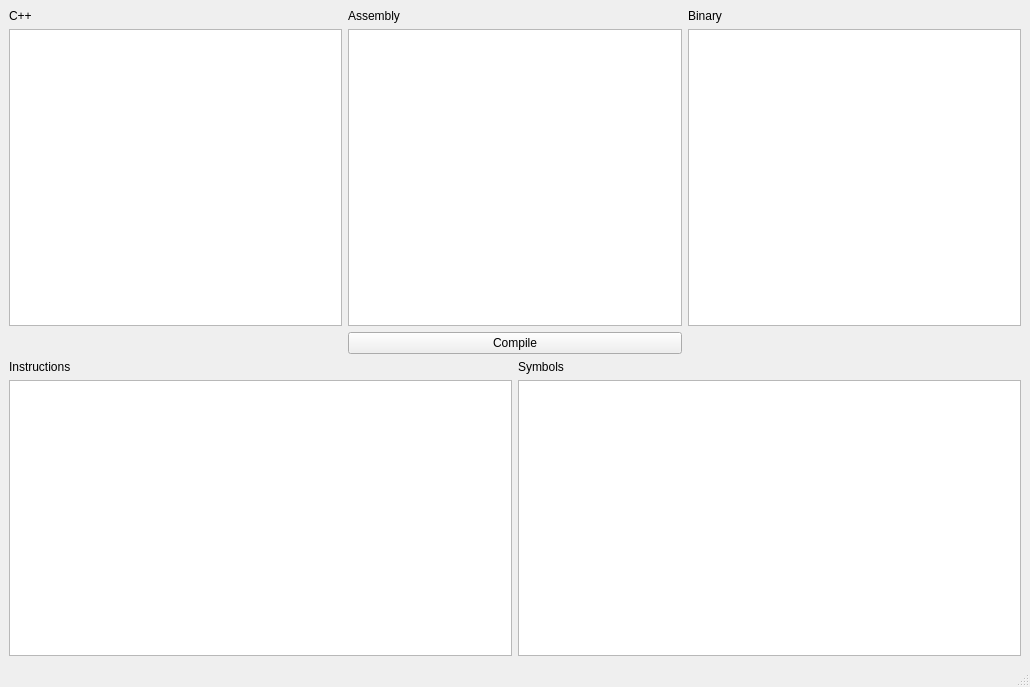
Old version of the form mainwindow.ui in the repository ekuhlmann23/proyecto-compiladores-2.
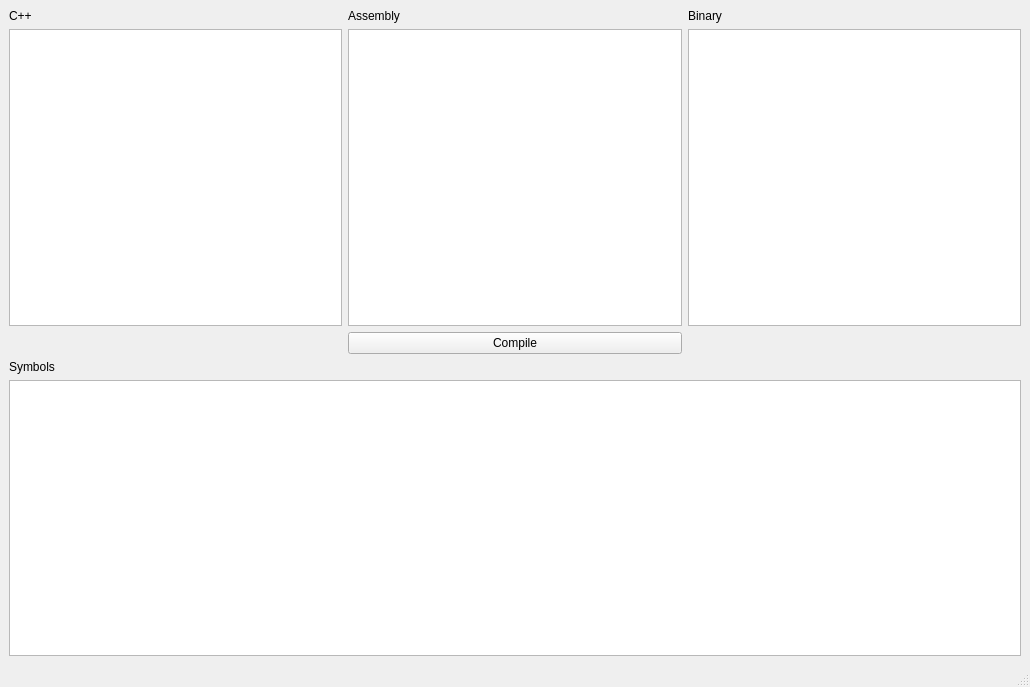
New version of the form.

```diff
--- a/mainwindow.ui
+++ b/mainwindow.ui
@@ -60,20 +60,10 @@
     </item>
     <item row="3" column="1" colspan="3">
      <layout class="QGridLayout" name="gridLayout_2">
-      <item row="2" column="0">
-       <widget class="QTableWidget" name="tab_instructions"/>
-      </item>
-      <item row="2" column="2">
+      <item row="2" column="1">
        <widget class="QTableWidget" name="tab_symbols"/>
       </item>
-      <item row="0" column="0">
-       <widget class="QLabel" name="lbl_instructions">
-        <property name="text">
-         <string>Instructions</string>
-        </property>
-       </widget>
-      </item>
-      <item row="0" column="2">
+      <item row="0" column="1">
        <widget class="QLabel" name="lbl_symbols">
         <property name="text">
          <string>Symbols</string>
```
Left out of the diff: 2 changed lines with no effect on the pictures.
